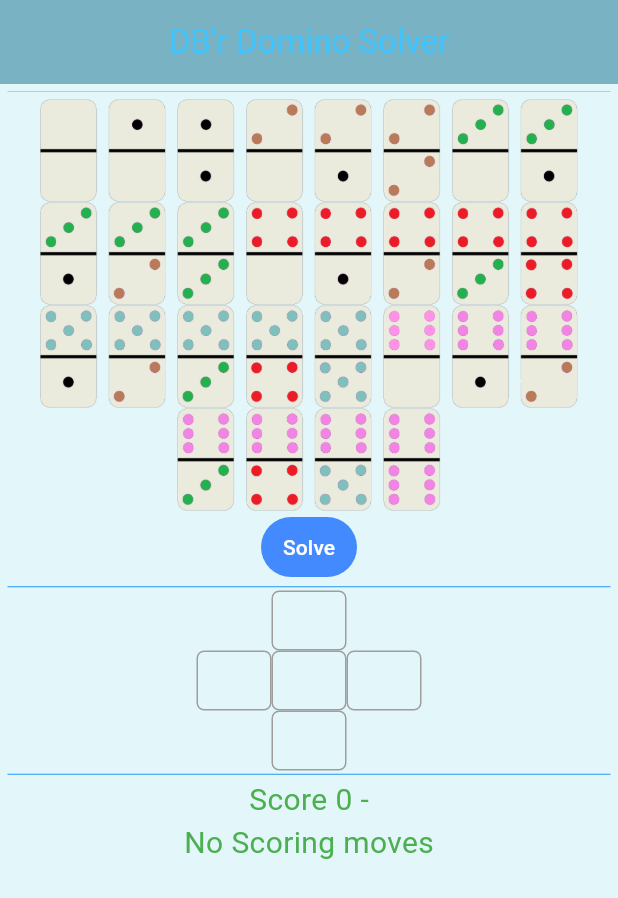
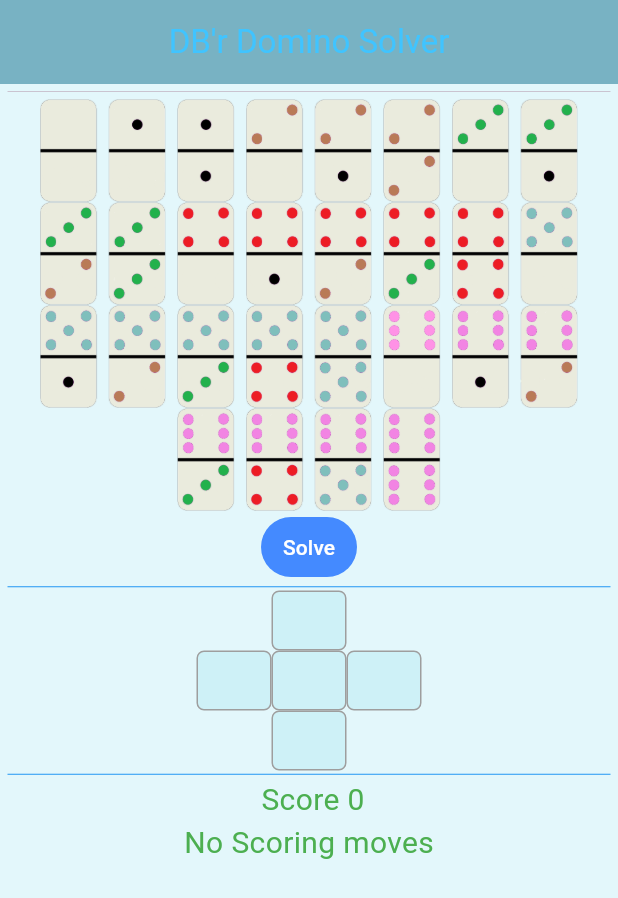
Before and after one commit to des-albert/domsix, a Flutter app: the screen it shows after launch, after a tap on "Solve", on a phone screen of 412 x 824 dp. Shown: the top 898 px of the screen. Run offline on Flutter 3.47's test engine with Material 3 defaults, Android fonts, the phone set to English and light mode, and no system bars.

Commit message:
first commit

```diff
--- a/lib/main.dart
+++ b/lib/main.dart
@@ -34,9 +34,9 @@ class Tile {
   final int x;
   final int y;
   final int s;
-  String m;
+  int f;
 
-  Tile(this.name, this.x, this.y, this.s, this.m);
+  Tile(this.name, this.x, this.y, this.s, this.f);
 }
 
 class DominoForm extends StatefulWidget {
@@ -55,68 +55,75 @@ class _DominoFormState extends State<DominoForm> {
   int testScore = 0;
 
   List<Tile> bones = [
-    Tile('0-0', 0, 0, 0, ""),
-    Tile('1-0', 1, 0, 0, ""),
-    Tile('1-1', 1, 1, 2, ""),
-    Tile('2-0', 2, 0, 0, ""),
-    Tile('2-1', 2, 1, 0, ""),
-    Tile('2-2', 2, 2, 4, ""),
-    Tile('3-0', 3, 0, 0, ""),
-    Tile('3-1', 3, 1, 0, ""),
-    Tile('3-2', 3, 2, 0, ""),
-    Tile('3-3', 3, 3, 6, ""),
-    Tile('4-0', 4, 0, 0, ""),
-    Tile('4-1', 4, 1, 0, ""),
-    Tile('4-2', 4, 2, 0, ""),
-    Tile('4-3', 4, 3, 0, ""),
-    Tile('4-4', 4, 4, 8, ""),
-    Tile('5-0', 5, 0, 0, ""),
-    Tile('5-1', 5, 1, 0, ""),
-    Tile('5-2', 5, 2, 0, ""),
-    Tile('5-3', 5, 3, 0, ""),
-    Tile('5-4', 5, 4, 0, ""),
-    Tile('5-5', 5, 5, 10, ""),
-    Tile('6-0', 6, 0, 0, ""),
-    Tile('6-1', 6, 1, 0, ""),
-    Tile('6-2', 6, 2, 0, ""),
-    Tile('6-3', 6, 3, 0, ""),
-    Tile('6-4', 6, 4, 0, ""),
-    Tile('6-5', 6, 5, 0, ""),
-    Tile('6-6', 6, 6, 12, ""),
+    Tile('0-0', 0, 0, 0, 0),
+    Tile('1-0', 1, 0, 0, 0),
+    Tile('1-1', 1, 1, 2, 0),
+    Tile('2-0', 2, 0, 0, 0),
+    Tile('2-1', 2, 1, 0, 0),
+    Tile('2-2', 2, 2, 4, 0),
+    Tile('3-0', 3, 0, 0, 0),
+    Tile('3-1', 3, 1, 0, 0),
+    Tile('3-2', 3, 2, 0, 0),
+    Tile('3-3', 3, 3, 6, 0),
+    Tile('4-0', 4, 0, 0, 0),
+    Tile('4-1', 4, 1, 0, 0),
+    Tile('4-2', 4, 2, 0, 0),
+    Tile('4-3', 4, 3, 0, 0),
+    Tile('4-4', 4, 4, 8, 0),
+    Tile('5-0', 5, 0, 0, 0),
+    Tile('5-1', 5, 1, 0, 0),
+    Tile('5-2', 5, 2, 0, 0),
+    Tile('5-3', 5, 3, 0, 0),
+    Tile('5-4', 5, 4, 0, 0),
+    Tile('5-5', 5, 5, 10, 0),
+    Tile('6-0', 6, 0, 0, 0),
+    Tile('6-1', 6, 1, 0, 0),
+    Tile('6-2', 6, 2, 0, 0),
+    Tile('6-3', 6, 3, 0, 0),
+    Tile('6-4', 6, 4, 0, 0),
+    Tile('6-5', 6, 5, 0, 0),
+    Tile('6-6', 6, 6, 12, 0),
   ];
 
   List<Tile> table = [
-    Tile('0', 0, 0, 0, ""),
-    Tile('1', 1, 0, 1, ""),
-    Tile('2', 2, 0, 2, ""),
-    Tile('3', 3, 0, 3, ""),
-    Tile('4', 4, 0, 4, ""),
-    Tile('5', 5, 0, 5, ""),
-    Tile('6', 6, 0, 6, ""),
-    Tile('0-0', 0, 0, 0, ""),
-    Tile('1-1', 1, 1, 2, ""),
-    Tile('2-2', 2, 2, 4, ""),
-    Tile('3-3', 3, 3, 6, ""),
-    Tile('4-4', 4, 4, 8, ""),
-    Tile('5-5', 5, 5, 10, ""),
-    Tile('6-6', 6, 6, 12, ""),
+    Tile('0', 0, 0, 0, 0),
+    Tile('1', 1, 0, 1, 0),
+    Tile('2', 2, 0, 2, 0),
+    Tile('3', 3, 0, 3, 0),
+    Tile('4', 4, 0, 4, 0),
+    Tile('5', 5, 0, 5, 0),
+    Tile('6', 6, 0, 6, 0),
+    Tile('0-0', 0, 0, 0, 0),
+    Tile('1-1', 1, 1, 2, 0),
+    Tile('2-2', 2, 2, 4, 0),
+    Tile('3-3', 3, 3, 6, 0),
+    Tile('4-4', 4, 4, 8, 0),
+    Tile('5-5', 5, 5, 10, 0),
+    Tile('6-6', 6, 6, 12, 0),
   ];
 
   Tile? north, south, west, center, east;
 
-  Tile result = Tile('', 0, 0, 0, "");
-  int maxScore = 0;
-  String pos = '';
+  Tile result = Tile('', 0, 0, 0, 0);
+  Color crBack = Color.fromRGBO(144, 224, 238, 0.25);
+  List<Color> cross = [
+    Color.fromRGBO(144, 224, 238, 0.25),
+    Color.fromRGBO(144, 224, 238, 0.25),
+    Color.fromRGBO(144, 224, 238, 0.25),
+    Color.fromRGBO(144, 224, 238, 0.25),
+    Color.fromRGBO(144, 224, 238, 0.25),
+  ];
   List<Tile> matchList = [];
   List<Tile> tiles = [];
+  int maxScore = 0;
+  int pos = -1;
   int topLength = 0, bottomLength = 0;
   bool _visibleResults = false;
-  String c = "center", n = "north", s = "south", e = "east", w = "west";
 
   void _addPile(Tile tile) {
     if (!tiles.contains(tile)) {
       tiles.add(tile);
-      tile.m = "s";
+      tile.f = 1;
       if (tiles.length <= 8) {
         topLength = tiles.length;
         bottomLength = 0;
@@ -264,7 +271,8 @@ class _DominoFormState extends State<DominoForm> {
     if (testScore % 5 == 0 && testScore > maxScore) {
       maxScore = testScore;
       result = tiles[t];
-      pos = p!.m;
+      pos = p!.f;
+      cross[pos] = Colors.indigo;
     }
   }
 
@@ -275,10 +283,13 @@ class _DominoFormState extends State<DominoForm> {
   }
 
   void _solve() {
-    result = Tile('', 0, 0, 0, "");
-    pos = '';
+    result = Tile('', 0, 0, 0, 0);
+    pos = -1;
     maxScore = 0;
     matchList = [];
+    for (int i = 0; i < 5; i++) {
+      cross[i] = crBack;
+    }
 
     if (center != null) {
       if (west == null && east == null && north == null && south == null) {
@@ -478,6 +489,7 @@ class _DominoFormState extends State<DominoForm> {
           north == null &&
           south != null) {
         // center + west + south + east
+
         for (int t = 0; t < tiles.length; t++) {
           _addY3(t, east, west, south, center);
           _addX3(t, east, west, south, center);
@@ -559,7 +571,7 @@ class _DominoFormState extends State<DominoForm> {
                 width: iconWidth,
                 child: IconButton(
                   padding: EdgeInsets.zero,
-                  icon: bones[index].m == "s"
+                  icon: bones[index].f == 1
                       ? const SizedBox.shrink()
                       : Image.asset("assets/${bones[index].name}.png",
                           height: iconHeight, width: iconWidth),
@@ -578,9 +590,9 @@ class _DominoFormState extends State<DominoForm> {
                 width: iconWidth,
                 child: IconButton(
                   padding: EdgeInsets.zero,
-                  icon: bones[index + 8].m == "s"
+                  icon: bones[index + 8].f == 1
                       ? const SizedBox.shrink()
-                      : Image.asset("assets/${bones[index + 7].name}.png",
+                      : Image.asset("assets/${bones[index + 8].name}.png",
                           height: iconHeight, width: iconWidth),
                   onPressed: () async {
                     _addPile(bones[index + 8]);
@@ -597,7 +609,7 @@ class _DominoFormState extends State<DominoForm> {
                 width: iconWidth,
                 child: IconButton(
                   padding: EdgeInsets.zero,
-                  icon: bones[index + 18].m == "s"
+                  icon: bones[index + 16].f == 1
                       ? const SizedBox.shrink()
                       : Image.asset("assets/${bones[index + 16].name}.png",
                           height: iconHeight, width: iconWidth),
@@ -616,7 +628,7 @@ class _DominoFormState extends State<DominoForm> {
                 width: iconWidth,
                 child: IconButton(
                   padding: EdgeInsets.zero,
-                  icon: bones[index + 24].m == "s"
+                  icon: bones[index + 24].f == 1
                       ? const SizedBox.shrink()
                       : Image.asset("assets/${bones[index + 24].name}.png",
                           height: iconHeight, width: iconWidth),
@@ -683,6 +695,7 @@ class _DominoFormState extends State<DominoForm> {
                 width: boxWidth,
                 height: boxHeight,
                 decoration: BoxDecoration(
+                  color: cross[0],
                   border: Border.all(color: Colors.grey),
                   borderRadius: BorderRadius.circular(5),
                 ),
@@ -702,7 +715,7 @@ class _DominoFormState extends State<DominoForm> {
                     onChanged: (Tile? newValue) {
                       setState(() {
                         north = newValue!;
-                        north?.m = n;
+                        north?.f = 0;
                       });
                     },
                   ),
@@ -717,6 +730,7 @@ class _DominoFormState extends State<DominoForm> {
                 width: boxWidth,
                 height: boxHeight,
                 decoration: BoxDecoration(
+                  color: cross[1],
                   border: Border.all(color: Colors.grey),
                   borderRadius: BorderRadius.circular(5),
                 ),
@@ -736,7 +750,7 @@ class _DominoFormState extends State<DominoForm> {
                       onChanged: (Tile? newValue) {
                         setState(() {
                           west = newValue!;
-                          west?.m = w;
+                          west?.f = 1;
                         });
                       }),
                 ),
@@ -745,6 +759,7 @@ class _DominoFormState extends State<DominoForm> {
                 width: boxWidth,
                 height: boxHeight,
                 decoration: BoxDecoration(
+                  color: cross[2],
                   border: Border.all(color: Colors.grey),
                   borderRadius: BorderRadius.circular(5),
                 ),
@@ -764,7 +779,7 @@ class _DominoFormState extends State<DominoForm> {
                       onChanged: (Tile? newValue) {
                         setState(() {
                           center = newValue!;
-                          center?.m = c;
+                          center?.f = 2;
                         });
                       }),
                 ),
@@ -773,6 +788,7 @@ class _DominoFormState extends State<DominoForm> {
                 width: boxWidth,
                 height: boxHeight,
                 decoration: BoxDecoration(
+                  color: cross[3],
                   border: Border.all(color: Colors.grey),
                   borderRadius: BorderRadius.circular(5),
                 ),
@@ -792,7 +808,7 @@ class _DominoFormState extends State<DominoForm> {
                       onChanged: (Tile? newValue) {
                         setState(() {
                           east = newValue!;
-                          east?.m = e;
+                          east?.f = 3;
                         });
                       }),
                 ),
@@ -806,6 +822,7 @@ class _DominoFormState extends State<DominoForm> {
                 width: boxWidth,
                 height: boxHeight,
                 decoration: BoxDecoration(
+                  color: cross[4],
                   border: Border.all(color: Colors.grey),
                   borderRadius: BorderRadius.circular(5),
                 ),
@@ -825,7 +842,7 @@ class _DominoFormState extends State<DominoForm> {
                       onChanged: (Tile? newValue) {
                         setState(() {
                           south = newValue!;
-                          south?.m = s;
+                          south?.f = 4;
                         });
                       }),
                 ),
@@ -858,7 +875,7 @@ class _DominoFormState extends State<DominoForm> {
                 ),
                 Text(
                   style: const TextStyle(fontSize: 20, color: Colors.green),
-                  ' Score $maxScore - $pos',
+                  ' Score $maxScore',
                 ),
                 Center(
                   child: result.name != ''
```
